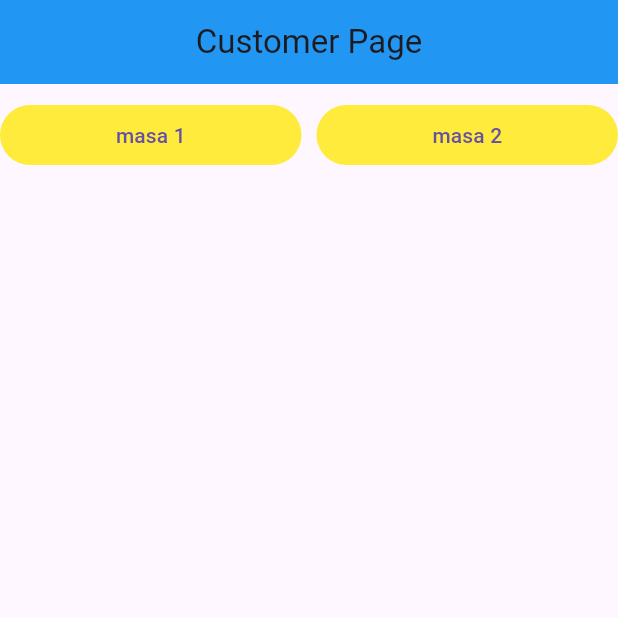
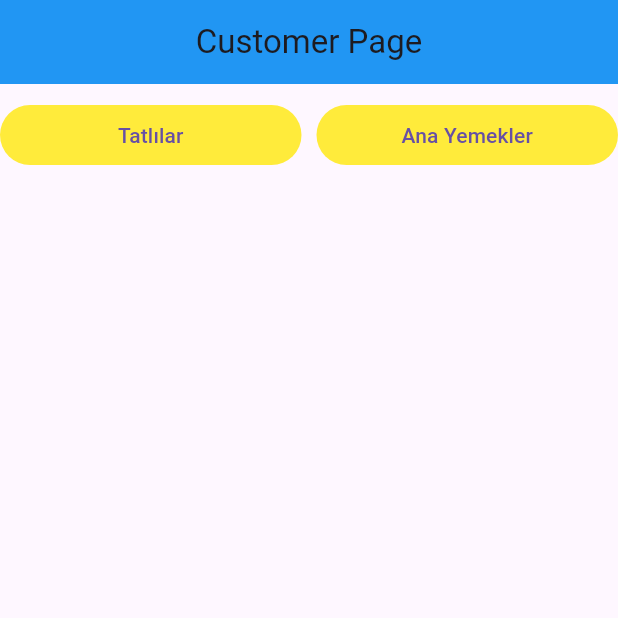
Before and after one commit to GimboLark/basic-check-system, a Flutter app: the screen it shows after launch, on a phone screen of 412 x 824 dp, the top half of it. Run offline on Flutter 3.47's test engine with Material 3 defaults, Android fonts, the phone set to English and light mode, and no system bars; missing offline and left inert: dart:ffi.

Commit message:
a little problem solved

```diff
--- a/frontend-flutter/customer/lib/main.dart
+++ b/frontend-flutter/customer/lib/main.dart
@@ -57,11 +57,14 @@ class _MainPageState extends State<MainPage> {
 
   Expanded butonParcalari(int number) {
     Widget secilecekSayfa = const MainPage();
+    String yemekIsmi = "Default";
     switch (number) {
       case 1:
+        yemekIsmi = "Tatlılar";
         secilecekSayfa = const TatliSayfasi();
         break;
       case 2:
+        yemekIsmi = "Ana Yemekler";
         secilecekSayfa = const AnaYemekSayfasi();
     }
     return Expanded(
@@ -72,7 +75,7 @@ class _MainPageState extends State<MainPage> {
       },
       style: const ButtonStyle(
           backgroundColor: MaterialStatePropertyAll(Colors.yellow)),
-      child: Text("masa $number"),
+      child: Text(yemekIsmi),
     ));
   }
 }
```
